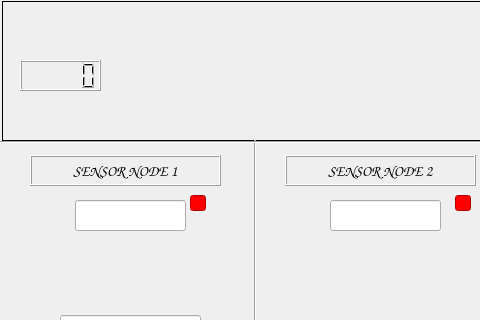
Qt form PC Application/EnergyAuditor.ui (hpreshit/Energy-Auditor) before a commit; both pictures show x 0 to 480 and y 0 to 320 of the 762 by 632 pixel window.
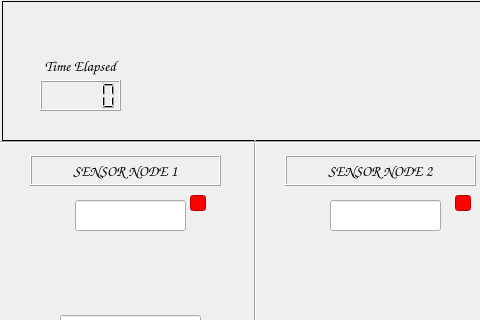
The same form after that commit. Icons and pictures are not drawn.

```diff
--- a/PC Application/EnergyAuditor.ui
+++ b/PC Application/EnergyAuditor.ui
@@ -852,13 +852,44 @@
   <widget class="QLCDNumber" name="elapsedTime">
    <property name="geometry">
     <rect>
-     <x>20</x>
-     <y>60</y>
+     <x>40</x>
+     <y>80</y>
      <width>81</width>
      <height>31</height>
     </rect>
    </property>
   </widget>
+  <widget class="QLabel" name="elapsedTimeLabel">
+   <property name="geometry">
+    <rect>
+     <x>10</x>
+     <y>50</y>
+     <width>141</width>
+     <height>31</height>
+    </rect>
+   </property>
+   <property name="font">
+    <font>
+     <family>Comic Sans MS</family>
+     <pointsize>11</pointsize>
+     <weight>75</weight>
+     <italic>false</italic>
+     <bold>true</bold>
+    </font>
+   </property>
+   <property name="frameShape">
+    <enum>QFrame::NoFrame</enum>
+   </property>
+   <property name="frameShadow">
+    <enum>QFrame::Raised</enum>
+   </property>
+   <property name="text">
+    <string>Time Elapsed</string>
+   </property>
+   <property name="alignment">
+    <set>Qt::AlignCenter</set>
+   </property>
+  </widget>
  </widget>
  <resources/>
  <connections/>
```
